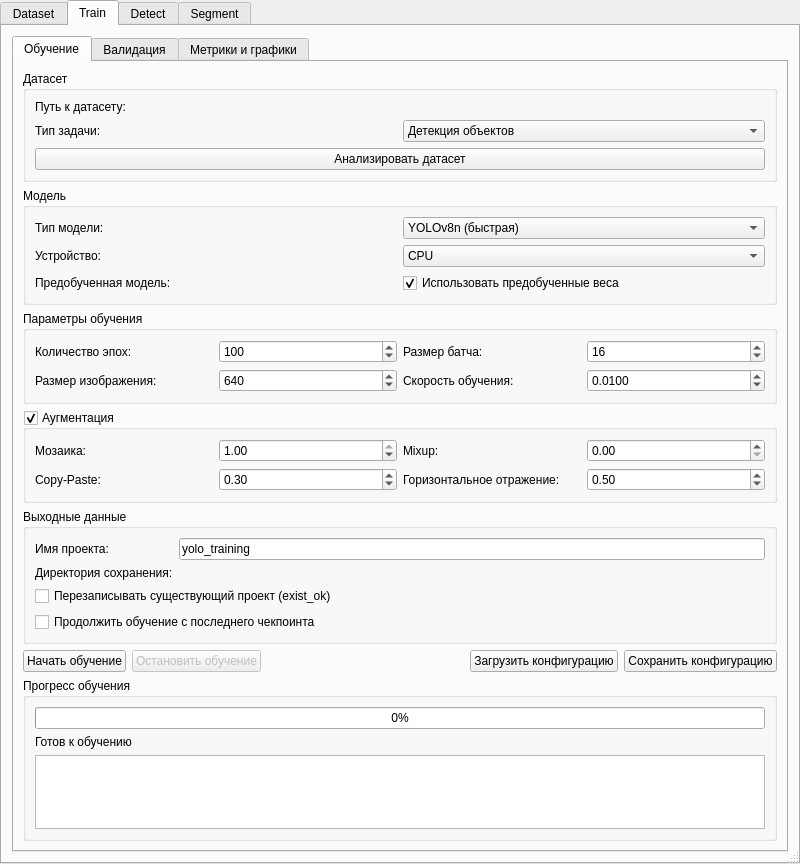
First picture: the form in yolo_qgis_dialog_base.ui, repository santerr80/yolo_qgis, before the edit.
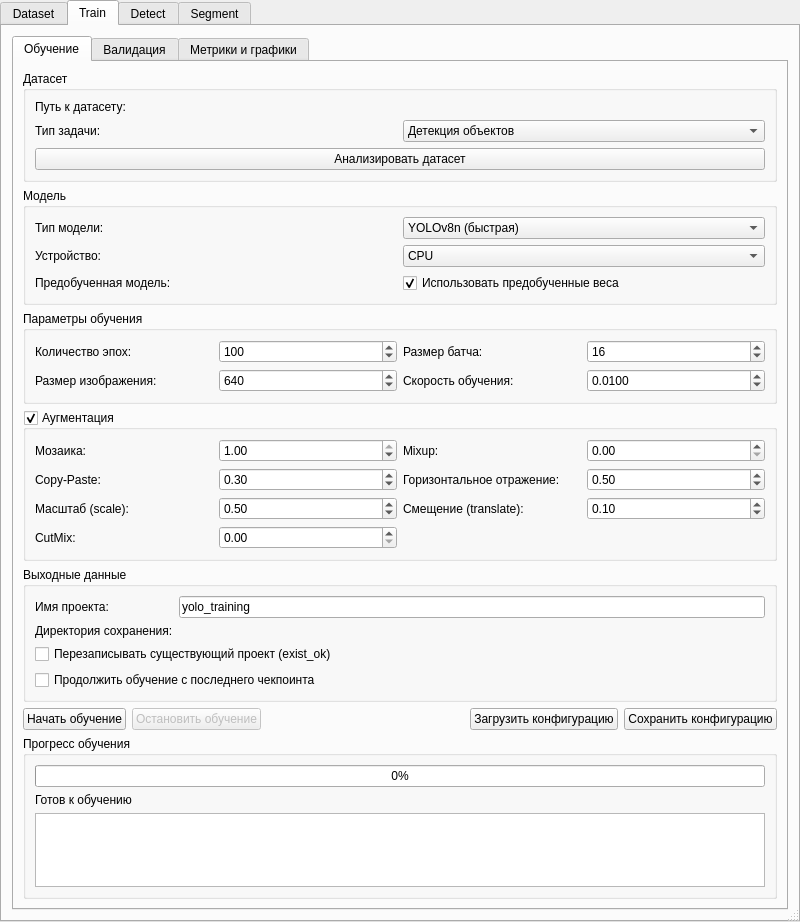
Second picture: the form after the edit. The open tabs and pages were chosen to show the change. Icons and pictures are not drawn. Custom widgets are drawn as their Qt base class.

Commit message:
Implement ultralytics logging redirection and enhance UI parameters in YOLO QGIS
- Introduced a QGISLogHandler to redirect ultralytics logs to QGIS MessageLog, improving log visibility and error tracking.
- Updated the Detection and Segmentation trainers to include new parameters: scale, translate, and cutmix, enhancing model training flexibility.
- Enhanced the QGIS dialog UI to incorporate controls for the new parameters, allowing users to adjust them easily during model configuration.
- Improved logging setup to ensure robust handling of ultralytics logging across various components.

Diff of the .ui file:
```diff
--- a/yolo_qgis_dialog_base.ui
+++ b/yolo_qgis_dialog_base.ui
@@ -1009,6 +1009,84 @@
                 </property>
                </widget>
               </item>
+              <item row="2" column="0">
+               <widget class="QLabel" name="labelScale">
+                <property name="text">
+                 <string>Масштаб (scale):</string>
+                </property>
+               </widget>
+              </item>
+              <item row="2" column="1">
+               <widget class="QDoubleSpinBox" name="doubleSpinBoxScale">
+                <property name="decimals">
+                 <number>2</number>
+                </property>
+                <property name="minimum">
+                 <double>0.000000000000000</double>
+                </property>
+                <property name="maximum">
+                 <double>1.000000000000000</double>
+                </property>
+                <property name="singleStep">
+                 <double>0.100000000000000</double>
+                </property>
+                <property name="value">
+                 <double>0.500000000000000</double>
+                </property>
+               </widget>
+              </item>
+              <item row="2" column="2">
+               <widget class="QLabel" name="labelTranslate">
+                <property name="text">
+                 <string>Смещение (translate):</string>
+                </property>
+               </widget>
+              </item>
+              <item row="2" column="3">
+               <widget class="QDoubleSpinBox" name="doubleSpinBoxTranslate">
+                <property name="decimals">
+                 <number>2</number>
+                </property>
+                <property name="minimum">
+                 <double>0.000000000000000</double>
+                </property>
+                <property name="maximum">
+                 <double>1.000000000000000</double>
+                </property>
+                <property name="singleStep">
+                 <double>0.100000000000000</double>
+                </property>
+                <property name="value">
+                 <double>0.100000000000000</double>
+                </property>
+               </widget>
+              </item>
+              <item row="3" column="0">
+               <widget class="QLabel" name="labelCutmix">
+                <property name="text">
+                 <string>CutMix:</string>
+                </property>
+               </widget>
+              </item>
+              <item row="3" column="1">
+               <widget class="QDoubleSpinBox" name="doubleSpinBoxCutmix">
+                <property name="decimals">
+                 <number>2</number>
+                </property>
+                <property name="minimum">
+                 <double>0.000000000000000</double>
+                </property>
+                <property name="maximum">
+                 <double>1.000000000000000</double>
+                </property>
+                <property name="singleStep">
+                 <double>0.100000000000000</double>
+                </property>
+                <property name="value">
+                 <double>0.000000000000000</double>
+                </property>
+               </widget>
+              </item>
              </layout>
             </widget>
            </item>
```
The commit also changes 6 other files.
